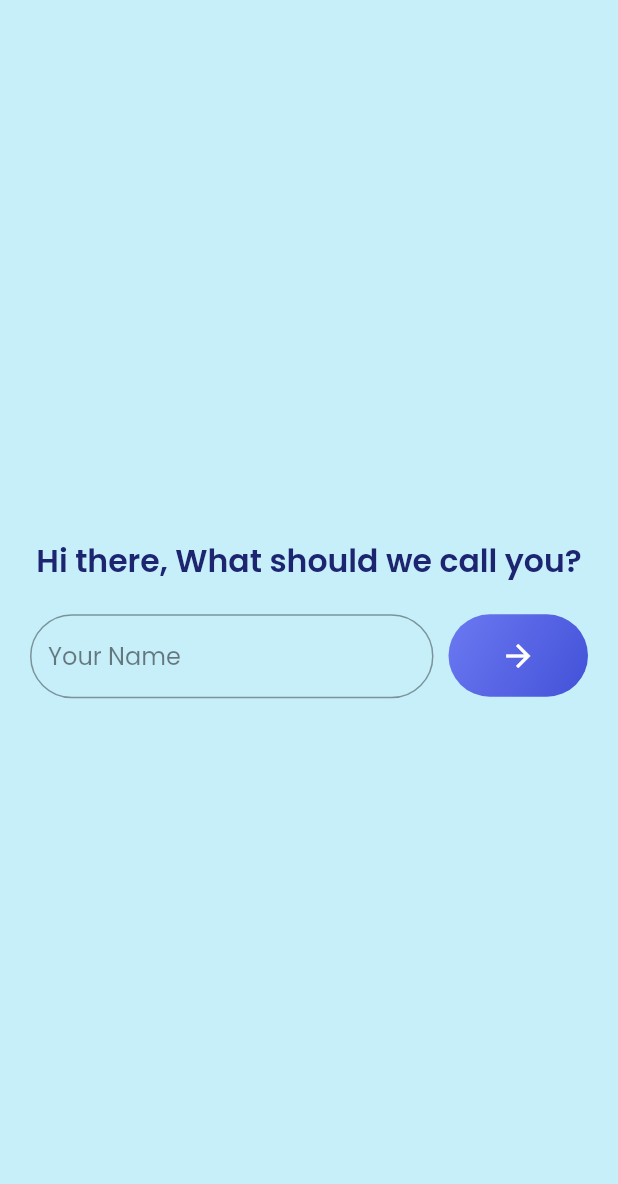
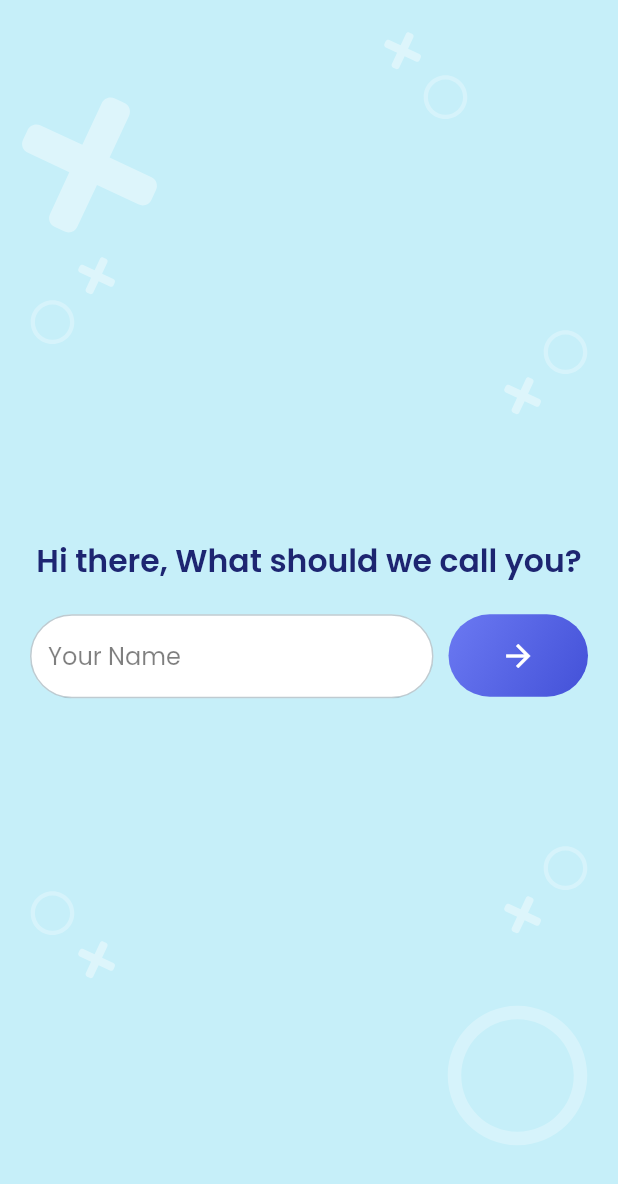
Before and after one commit to archrave/Tic-Tac-Toe-App, a Flutter app: the screen it shows after launch, on a phone screen of 412 x 824 dp. Shown: the top 1184 px of the screen. Run offline on Flutter 3.47's test engine with Material 2 defaults, Android fonts, the phone set to English and light mode, and no system bars; our stand-ins replace flutter_svg, font_awesome_flutter, google_fonts, shared_preferences.

Commit message:
Applied XO decoation, updated more UI

```diff
--- a/lib/main.dart
+++ b/lib/main.dart
@@ -1,6 +1,8 @@
 import 'dart:developer';
 
 import 'package:flutter/material.dart';
+import 'package:flutter/services.dart';
+
 import 'package:google_fonts/google_fonts.dart';
 import 'package:shared_preferences/shared_preferences.dart';
 import './screens/game_screen.dart';
@@ -8,6 +10,12 @@ import './screens/welcome_screen.dart';
 import './screens/name_screen.dart';
 
 void main() {
+  WidgetsFlutterBinding.ensureInitialized();
+  SystemChrome.setPreferredOrientations([
+    DeviceOrientation.portraitUp,
+    DeviceOrientation.portraitDown,
+  ]);
+
   runApp(const MyApp());
 }
 
--- a/lib/screens/game_screen.dart
+++ b/lib/screens/game_screen.dart
@@ -8,6 +8,7 @@ import 'package:font_awesome_flutter/font_awesome_flutter.dart';
 import '../widgets/helper_widgets.dart';
 import '../widgets/griditem.dart';
 import '../widgets/gameover_menu.dart';
+import '../widgets/decoration.dart';
 
 class GameScreen extends StatefulWidget {
   const GameScreen({Key? key}) : super(key: key);
@@ -57,7 +58,7 @@ class _GameScreenState extends State<GameScreen> {
             }) ??
         false;
     if (doExit) {
-      Navigator.of(context).pop();
+      exit(0);
     }
   }
 
@@ -242,7 +243,10 @@ class _GameScreenState extends State<GameScreen> {
       onWillPop: _onBackButtonPressed,
       child: SafeArea(
         child: Scaffold(
-          body: Container(
+          body: Stack(
+            children: [
+              ...XODecoration().gameDecoratedItems,
+              Container(
                 padding: const EdgeInsets.all(20),
                 child: !_isMatchFinished
                     ? Column(
@@ -288,7 +292,8 @@ class _GameScreenState extends State<GameScreen> {
                                       semanticChildCount: 9,
                                       gridDelegate:
                                           SliverGridDelegateWithMaxCrossAxisExtent(
-                                    maxCrossAxisExtent: 1 / 3 * (_deviceWidth),
+                                        maxCrossAxisExtent:
+                                            1 / 3 * (_deviceWidth),
                                       ),
                                       itemCount: 9,
                                       itemBuilder: (ctx, i) {
@@ -305,9 +310,11 @@ class _GameScreenState extends State<GameScreen> {
                           ),
                           Expanded(
                             child: Padding(
-                          padding: const EdgeInsets.symmetric(horizontal: 20.0),
+                              padding:
+                                  const EdgeInsets.symmetric(horizontal: 20.0),
                               child: Row(
-                            mainAxisAlignment: MainAxisAlignment.spaceBetween,
+                                mainAxisAlignment:
+                                    MainAxisAlignment.spaceBetween,
                                 children: [
                                   DarkIconButton(
                                     onPressed: _restartGame,
@@ -333,6 +340,8 @@ class _GameScreenState extends State<GameScreen> {
                         exitToHomeScreen: _exitToHomeScreen,
                       ),
               ),
+            ],
+          ),
         ),
       ),
     );
--- a/lib/screens/name_screen.dart
+++ b/lib/screens/name_screen.dart
@@ -3,6 +3,7 @@ import 'dart:developer';
 import 'package:flutter/material.dart';
 import 'package:shared_preferences/shared_preferences.dart';
 import '/screens/welcome_screen.dart';
+import '../widgets/decoration.dart';
 import '../widgets/helper_widgets.dart';
 
 class NameScreen extends StatefulWidget {
@@ -41,7 +42,10 @@ class _NameScreenState extends State<NameScreen> {
     final _deviceHeight =
         MediaQuery.of(context).size.height - MediaQuery.of(context).padding.top;
     return Scaffold(
-      body: Column(
+      body: Stack(
+        children: [
+          ...XODecoration().decoratedItems,
+          Column(
             mainAxisAlignment: MainAxisAlignment.center,
             children: [
               Padding(
@@ -55,7 +59,8 @@ class _NameScreenState extends State<NameScreen> {
                 ),
               ),
               Container(
-            padding: const EdgeInsets.symmetric(horizontal: 20.0, vertical: 10),
+                padding:
+                    const EdgeInsets.symmetric(horizontal: 20.0, vertical: 10),
                 constraints: const BoxConstraints(maxWidth: 500),
                 child: Row(
                   crossAxisAlignment: CrossAxisAlignment.start,
@@ -76,9 +81,28 @@ class _NameScreenState extends State<NameScreen> {
                                     letterSpacing: 1,
                                   ),
                               decoration: InputDecoration(
+                                fillColor: Colors.white,
+                                filled: true,
                                 isDense: true,
                                 border: OutlineInputBorder(
                                   borderRadius: BorderRadius.circular(50),
+                                  borderSide: BorderSide(
+                                    color: Colors.blueGrey.withOpacity(0.4),
+                                    width: 2,
+                                  ),
+                                ),
+                                enabledBorder: OutlineInputBorder(
+                                  borderRadius: BorderRadius.circular(50),
+                                  borderSide: BorderSide(
+                                    color: Colors.blueGrey.withOpacity(0.4),
+                                  ),
+                                ),
+                                focusColor: Theme.of(context).primaryColor,
+                                focusedBorder: OutlineInputBorder(
+                                  borderRadius: BorderRadius.circular(50),
+                                  borderSide: BorderSide(
+                                    color: Theme.of(context).primaryColor,
+                                  ),
                                 ),
                                 hintText: 'Your Name',
                                 hintStyle: Theme.of(context)
@@ -115,6 +139,8 @@ class _NameScreenState extends State<NameScreen> {
               ),
             ],
           ),
+        ],
+      ),
     );
   }
 }
--- a/lib/screens/welcome_screen.dart
+++ b/lib/screens/welcome_screen.dart
@@ -2,6 +2,7 @@ import 'package:flutter/material.dart';
 import 'package:google_fonts/google_fonts.dart';
 import 'package:font_awesome_flutter/font_awesome_flutter.dart';
 import 'package:flutter_svg/flutter_svg.dart';
+import '../widgets/decoration.dart';
 
 import '/screens/game_screen.dart';
 import '../widgets/helper_widgets.dart';
@@ -42,7 +43,10 @@ class _WelcomeScreenState extends State<WelcomeScreen> {
       child: SafeArea(
         child: Scaffold(
           backgroundColor: Theme.of(context).scaffoldBackgroundColor,
-          body: Column(
+          body: Stack(
+            children: [
+              ...XODecoration().decoratedItems,
+              Column(
                 mainAxisAlignment: MainAxisAlignment.start,
                 children: [
                   Expanded(
@@ -52,15 +56,24 @@ class _WelcomeScreenState extends State<WelcomeScreen> {
                           padding: const EdgeInsets.only(top: 30, right: 30),
                           child: Align(
                             alignment: Alignment.topRight,
-                        child: InkWell(
-                          child: Container(
+                            child: Ink(
                               width: 50,
                               height: 50,
-                            decoration: BoxDecoration(
-                              borderRadius: BorderRadius.circular(50),
+                              decoration: const ShapeDecoration(
                                 color: Colors.white,
+                                shape: CircleBorder(),
+                                shadows: [
+                                  BoxShadow(
+                                    offset: Offset(2, 2),
+                                    blurRadius: 2,
+                                    spreadRadius: 2,
+                                    color: Colors.black12,
                                   ),
-                            child: Center(
+                                ],
+                              ),
+                              child: IconButton(
+                                onPressed: () {},
+                                icon: Center(
                                   child: Text(widget.playerName![0],
                                       style: Theme.of(context)
                                           .primaryTextTheme
@@ -88,13 +101,15 @@ class _WelcomeScreenState extends State<WelcomeScreen> {
                             Container(
                               height: 60 / 393 * _deviceWidth,
                               width: 60 / 393 * _deviceWidth,
-                          child: SvgPicture.asset('assets/images/big_x.svg'),
+                              child:
+                                  SvgPicture.asset('assets/images/big_x.svg'),
                             ),
                             const SizedBox(width: 10),
                             Container(
                               height: 60 / 393 * _deviceWidth,
                               width: 60 / 393 * _deviceWidth,
-                          child: SvgPicture.asset('assets/images/big_o.svg'),
+                              child:
+                                  SvgPicture.asset('assets/images/big_o.svg'),
                             ),
                           ],
                         ),
@@ -103,7 +118,7 @@ class _WelcomeScreenState extends State<WelcomeScreen> {
                     ),
                   ),
                   Container(
-                padding: const EdgeInsets.symmetric(horizontal: 70),
+                    padding: const EdgeInsets.symmetric(horizontal: 50),
                     child: FittedBox(
                         fit: BoxFit.cover,
                         child: Text(
@@ -111,6 +126,7 @@ class _WelcomeScreenState extends State<WelcomeScreen> {
                           style: GoogleFonts.montserrat(
                             fontWeight: FontWeight.w500,
                             fontSize: 60,
+                            color: Theme.of(context).primaryColor,
                           ),
                         )),
                   ),
@@ -130,12 +146,14 @@ class _WelcomeScreenState extends State<WelcomeScreen> {
                                 .copyWith(color: Colors.white),
                           ),
                           onPressed: () {
-                        Navigator.of(context).pushNamed(GameScreen.routeName,
+                            Navigator.of(context).pushNamed(
+                                GameScreen.routeName,
                                 arguments: widget.playerName);
                           },
                         ),
                         const SizedBox(height: 20),
                         CustomButton(
+                          isActive: false,
                           width: 200 / 393 * _deviceWidth,
                           height: 55,
                           borderRadius: 50,
@@ -144,12 +162,17 @@ class _WelcomeScreenState extends State<WelcomeScreen> {
                             style: Theme.of(context)
                                 .primaryTextTheme
                                 .headline2!
-                            .copyWith(color: Colors.white),
+                                .copyWith(
+                                  color: Theme.of(context)
+                                      .colorScheme
+                                      .primaryVariant,
+                                ),
                           ),
                           onPressed: () {},
                         ),
                         const SizedBox(height: 20),
                         CustomButton(
+                          isActive: false,
                           width: 200 / 393 * _deviceWidth,
                           height: 55,
                           borderRadius: 50,
@@ -158,16 +181,20 @@ class _WelcomeScreenState extends State<WelcomeScreen> {
                             style: Theme.of(context)
                                 .primaryTextTheme
                                 .headline2!
-                            .copyWith(color: Colors.white),
+                                .copyWith(
+                                  color: Theme.of(context)
+                                      .colorScheme
+                                      .primaryVariant,
+                                ),
                           ),
                           onPressed: () async {
                             final doExit = await showDialog(
                                     context: context,
                                     builder: (context) {
                                       return const ExitGameDialog(
-                                    title: 'Exit Game',
+                                        title: 'Quit Game',
                                         content:
-                                        'Are you sure you want to quit to main menu?',
+                                            'Are you sure you want to quit?',
                                       );
                                     }) ??
                                 false;
@@ -181,6 +208,8 @@ class _WelcomeScreenState extends State<WelcomeScreen> {
                   ),
                 ],
               ),
+            ],
+          ),
         ),
       ),
     );
--- /dev/null
+++ b/lib/widgets/decoration.dart
@@ -0,0 +1,126 @@
+import 'package:flutter/material.dart';
+import 'package:flutter_svg/flutter_svg.dart';
+
+class XODecoration {
+  final List decoratedItems = [
+    Positioned(
+      right: 130,
+      top: 20,
+      child: SvgPicture.asset('assets/images/small_x.svg'),
+    ),
+    Positioned(
+      right: 100,
+      top: 50,
+      child: SvgPicture.asset('assets/images/small_o.svg'),
+    ),
+    Positioned(
+      left: 10,
+      top: 60,
+      child: SvgPicture.asset('assets/images/super_big_x.svg'),
+    ),
+    Positioned(
+      left: 20,
+      top: 200,
+      child: SvgPicture.asset('assets/images/small_o.svg'),
+    ),
+    Positioned(
+      left: 50,
+      top: 170,
+      child: SvgPicture.asset('assets/images/small_x.svg'),
+    ),
+    Positioned(
+      left: 20,
+      bottom: 200,
+      child: SvgPicture.asset('assets/images/small_o.svg'),
+    ),
+    Positioned(
+      left: 50,
+      bottom: 170,
+      child: SvgPicture.asset('assets/images/small_x.svg'),
+    ),
+    Positioned(
+      right: 20,
+      top: 220,
+      child: SvgPicture.asset('assets/images/small_o.svg'),
+    ),
+    Positioned(
+      right: 50,
+      top: 250,
+      child: SvgPicture.asset('assets/images/small_x.svg'),
+    ),
+    Positioned(
+      right: 20,
+      bottom: 230,
+      child: SvgPicture.asset('assets/images/small_o.svg'),
+    ),
+    Positioned(
+      right: 50,
+      bottom: 200,
+      child: SvgPicture.asset('assets/images/small_x.svg'),
+    ),
+    Positioned(
+      right: 20,
+      bottom: 60,
+      child: SvgPicture.asset('assets/images/super_big_o.svg'),
+    ),
+  ];
+  final List gameDecoratedItems = [
+    Positioned(
+      right: 130,
+      top: 20,
+      child: SvgPicture.asset('assets/images/small_x.svg'),
+    ),
+    Positioned(
+      right: 100,
+      top: 50,
+      child: SvgPicture.asset('assets/images/small_o.svg'),
+    ),
+    Positioned(
+      left: 10,
+      top: 60,
+      child: SvgPicture.asset('assets/images/super_big_x.svg'),
+    ),
+    Positioned(
+      left: -5,
+      top: 170,
+      child: SvgPicture.asset('assets/images/small_x.svg'),
+    ),
+    Positioned(
+      left: 20,
+      bottom: 180,
+      child: SvgPicture.asset('assets/images/small_o.svg'),
+    ),
+    Positioned(
+      left: 50,
+      bottom: 150,
+      child: SvgPicture.asset('assets/images/small_x.svg'),
+    ),
+    Positioned(
+      right: -10,
+      top: 210,
+      child: SvgPicture.asset('assets/images/small_o.svg'),
+    ),
+    Positioned(
+      right: 50,
+      top: 250,
+      child: SvgPicture.asset('assets/images/small_x.svg'),
+    ),
+    Positioned(
+      right: 20,
+      bottom: 230,
+      child: SvgPicture.asset('assets/images/small_o.svg'),
+    ),
+    Positioned(
+      right: 50,
+      bottom: 200,
+      child: SvgPicture.asset('assets/images/small_x.svg'),
+    ),
+    Positioned(
+      right: 100,
+      bottom: -50,
+      child: SvgPicture.asset('assets/images/super_big_o.svg'),
+    ),
+  ];
+}
+
+// /803 * deviceHeight,
--- a/lib/widgets/helper_widgets.dart
+++ b/lib/widgets/helper_widgets.dart
@@ -12,6 +12,7 @@ class CustomButton extends StatelessWidget {
     required this.child,
     required this.onPressed,
     this.borderRadius = 8.0,
+    this.isActive = true,
   });
 
   final double width;
@@ -19,6 +20,7 @@ class CustomButton extends StatelessWidget {
   final Widget child;
   final VoidCallback? onPressed;
   final double borderRadius;
+  final bool isActive;
 
   final color1 = const Color(0xFF6B79F2);
   final color2 = const Color(0xFF4351D8);
@@ -28,11 +30,10 @@ class CustomButton extends StatelessWidget {
     return Container(
       width: (height == 0 && width == 0) ? null : width,
       height: (height == 0 && width == 0) ? null : height,
-      decoration: onPressed != null
+      decoration: (onPressed != null)
+          ? isActive
               ? BoxDecoration(
-              gradient:
-                  //  onPressed != null?
-                  LinearGradient(
+                  gradient: LinearGradient(
                     colors: [
                       color1,
                       color2,
@@ -40,9 +41,15 @@ class CustomButton extends StatelessWidget {
                     begin: Alignment.topLeft,
                     end: Alignment.bottomRight,
                   ),
-              // : null,
-
                   borderRadius: BorderRadius.circular(borderRadius),
+                )
+              : BoxDecoration(
+                  borderRadius: BorderRadius.circular(borderRadius),
+                  color: Colors.white,
+                  border: Border.all(
+                    width: 2,
+                    color: Theme.of(context).colorScheme.primary,
+                  ),
                 )
           : BoxDecoration(
               borderRadius: BorderRadius.circular(borderRadius),
```
Lines whose indentation alone changed are shown as unchanged.
